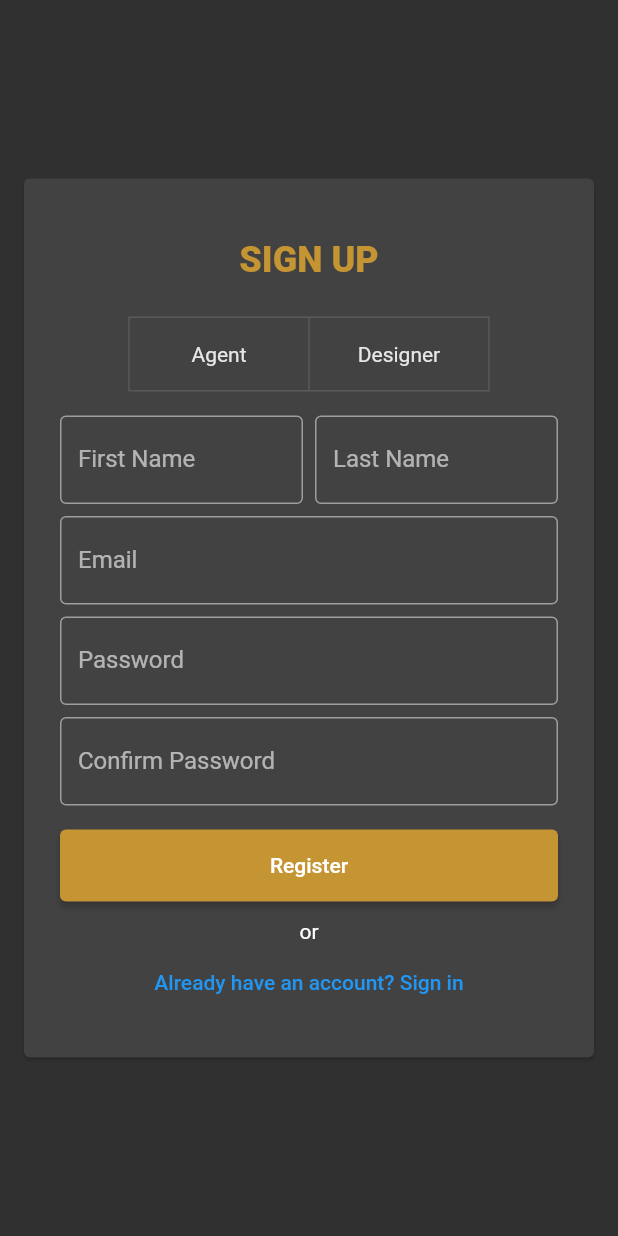
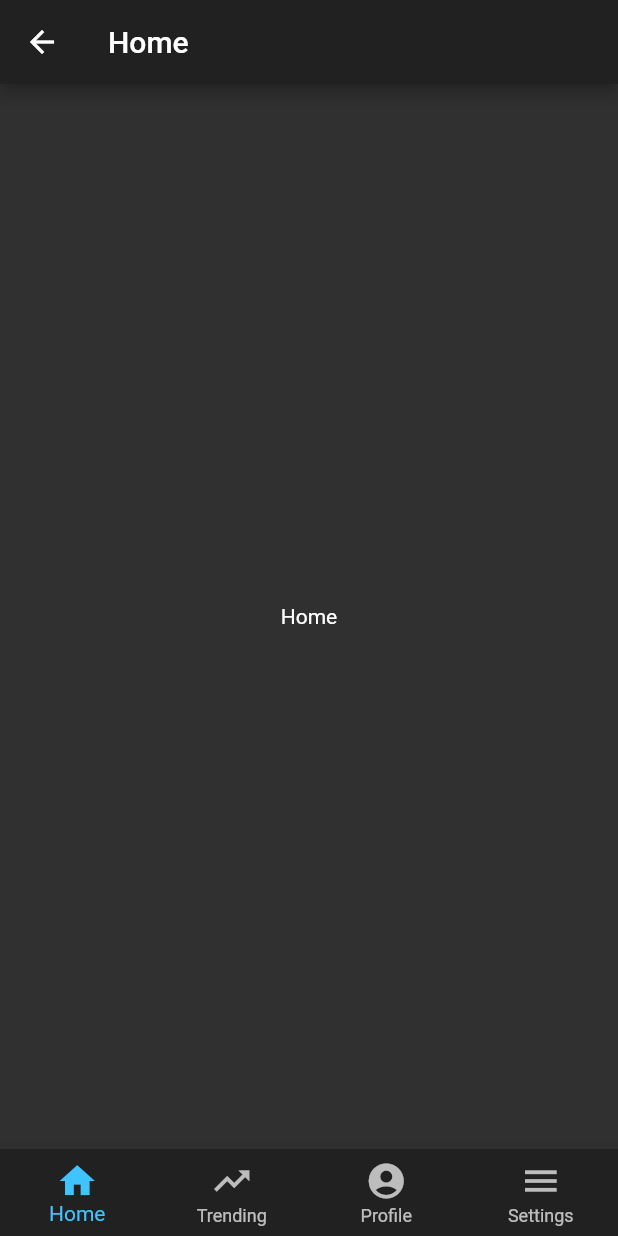
Before and after one commit to ziyadmansy/furniture-project-flutter, a Flutter app: the AuthChoiceScreen screen opened by its route, after a tap on "Sign Up", after a tap on "Register", on a phone screen of 412 x 824 dp. Run offline on Flutter 3.47's test engine with Material 2 defaults, Android fonts, the light colour scheme and no system bars; our stand-ins replace cool_alert, flutter_spinkit, introduction_screen.

Commit message:
Home Screen Created

```diff
--- a/lib/main.dart
+++ b/lib/main.dart
@@ -11,7 +11,9 @@ class MyApp extends StatelessWidget {
   Widget build(BuildContext context) {
     return MaterialApp(
       debugShowCheckedModeBanner: false,
-      theme: ThemeData.dark(),
+      theme: ThemeData.dark().copyWith(
+        accentColor: Colors.lightBlueAccent,
+      ),
       home: SplashScreen(),
       routes: appRoutes(),
     );
--- a/lib/screens/auth_screens.dart/auth_choice_screen.dart
+++ b/lib/screens/auth_screens.dart/auth_choice_screen.dart
@@ -23,7 +23,12 @@ class _AuthChoiceScreenState extends State<AuthChoiceScreen> {
                 Spacer(
                   flex: 2,
                 ),
-                Text('A new user? Sign Up!'),
+                Text(
+                  'A new user? Sign Up!',
+                  style: TextStyle(
+                    fontSize: 16,
+                  ),
+                ),
                 SizedBox(
                   height: 16,
                 ),
@@ -31,8 +36,11 @@ class _AuthChoiceScreenState extends State<AuthChoiceScreen> {
                   width: MediaQuery.of(context).size.width,
                   height: 48,
                   child: ElevatedButton(
-                    child: Text('Sign Up'),
+                    child: Text(
+                      'Sign Up',
+                    ),
                     style: ElevatedButton.styleFrom(
+                      primary: mainColor,
                       shape: RoundedRectangleBorder(
                         borderRadius: BorderRadius.circular(kBorderRadius),
                       ),
@@ -46,7 +54,12 @@ class _AuthChoiceScreenState extends State<AuthChoiceScreen> {
                 Spacer(
                   flex: 1,
                 ),
-                Text('Already a member? Sign in!'),
+                Text(
+                  'Already a member? Sign in!',
+                  style: TextStyle(
+                    fontSize: 16,
+                  ),
+                ),
                 SizedBox(
                   height: 16,
                 ),
@@ -54,8 +67,11 @@ class _AuthChoiceScreenState extends State<AuthChoiceScreen> {
                   width: MediaQuery.of(context).size.width,
                   height: 48,
                   child: ElevatedButton(
-                    child: Text('Sign In'),
+                    child: Text(
+                      'Sign In',
+                    ),
                     style: ElevatedButton.styleFrom(
+                      primary: mainColor,
                       shape: RoundedRectangleBorder(
                         borderRadius: BorderRadius.circular(kBorderRadius),
                       ),
--- a/lib/screens/auth_screens.dart/signin_screen.dart
+++ b/lib/screens/auth_screens.dart/signin_screen.dart
@@ -1,5 +1,6 @@
 import 'package:flutter/material.dart';
 import 'package:furniture_app/screens/auth_screens.dart/signup_screen.dart';
+import 'package:furniture_app/screens/home_page_screens.dart/home_screen.dart';
 import 'package:furniture_app/utils/constants.dart';
 
 class SignInScreen extends StatefulWidget {
@@ -63,7 +64,10 @@ class _SignInScreenState extends State<SignInScreen> {
                       height: 48,
                       width: MediaQuery.of(context).size.width,
                       child: ElevatedButton(
-                        onPressed: () {},
+                        onPressed: () {
+                          Navigator.of(context)
+                              .pushReplacementNamed(HomeScreen.ROUTE_NAME);
+                        },
                         child: Text('Login'),
                         style: ElevatedButton.styleFrom(
                           primary: mainColor,
--- a/lib/screens/auth_screens.dart/signup_screen.dart
+++ b/lib/screens/auth_screens.dart/signup_screen.dart
@@ -1,6 +1,8 @@
 import 'package:flutter/material.dart';
 import 'package:furniture_app/screens/auth_screens.dart/signin_screen.dart';
 import 'package:furniture_app/utils/constants.dart';
+
+import '../home_page_screens.dart/home_screen.dart';
 
 class SignUpScreen extends StatefulWidget {
   static const String ROUTE_NAME = '/signUpScreen';
@@ -142,7 +144,10 @@ class _SignUpScreenState extends State<SignUpScreen> {
                       height: 48,
                       width: MediaQuery.of(context).size.width,
                       child: ElevatedButton(
-                        onPressed: () {},
+                        onPressed: () {
+                          Navigator.of(context)
+                              .pushReplacementNamed(HomeScreen.ROUTE_NAME);
+                        },
                         child: Text('Register'),
                         style: ElevatedButton.styleFrom(
                           primary: mainColor,
--- /dev/null
+++ b/lib/screens/home_page_screens.dart/home_page.dart
@@ -0,0 +1,10 @@
+import 'package:flutter/material.dart';
+
+class HomePage extends StatelessWidget {
+  @override
+  Widget build(BuildContext context) {
+    return Center(
+      child: Text('Home'),
+    );
+  }
+}
--- /dev/null
+++ b/lib/screens/home_page_screens.dart/home_screen.dart
@@ -0,0 +1,81 @@
+import 'package:flutter/material.dart';
+import 'package:furniture_app/screens/home_page_screens.dart/home_page.dart';
+import 'package:furniture_app/screens/home_page_screens.dart/profile_page.dart';
+import 'package:furniture_app/screens/home_page_screens.dart/settings_page.dart';
+import 'package:furniture_app/screens/home_page_screens.dart/trending_page.dart';
+
+class HomeScreen extends StatefulWidget {
+  static const String ROUTE_NAME = 'homeScreen';
+  @override
+  _HomeScreenState createState() => _HomeScreenState();
+}
+
+class _HomeScreenState extends State<HomeScreen> {
+  int _currentIndex = 0;
+  List<Map<String, Object>> _bodyPages = [];
+
+  @override
+  void initState() {
+    super.initState();
+    _bodyPages = [
+      {
+        'title': 'Home',
+        'body': HomePage(),
+      },
+      {
+        'title': 'Trending',
+        'body': TrendingPage(),
+      },
+      {
+        'title': 'Profile',
+        'body': ProfilePage(),
+      },
+      {
+        'title': 'Settings',
+        'body': SettingsPage(),
+      },
+    ];
+  }
+
+  @override
+  Widget build(BuildContext context) {
+    return Scaffold(
+      appBar: AppBar(
+        title: Text(_bodyPages[_currentIndex]['title']),
+      ),
+      body: _bodyPages[_currentIndex]['body'],
+      bottomNavigationBar: BottomNavigationBar(
+        currentIndex: _currentIndex,
+        onTap: (int i) {
+          setState(() {
+            _currentIndex = i;
+          });
+        },
+        showSelectedLabels: true,
+        showUnselectedLabels: true,
+        type: BottomNavigationBarType.fixed,
+        elevation: 16,
+        backgroundColor: Colors.grey[900],
+        iconSize: 28,
+        items: [
+          BottomNavigationBarItem(
+            icon: Icon(Icons.home),
+            label: 'Home',
+          ),
+          BottomNavigationBarItem(
+            icon: Icon(Icons.trending_up),
+            label: 'Trending',
+          ),
+          BottomNavigationBarItem(
+            icon: Icon(Icons.account_circle),
+            label: 'Profile',
+          ),
+          BottomNavigationBarItem(
+            icon: Icon(Icons.menu),
+            label: 'Settings',
+          ),
+        ],
+      ),
+    );
+  }
+}
--- a/lib/utils/routes.dart
+++ b/lib/utils/routes.dart
@@ -2,6 +2,7 @@ import 'package:flutter/material.dart';
 import 'package:furniture_app/screens/auth_screens.dart/auth_choice_screen.dart';
 import 'package:furniture_app/screens/auth_screens.dart/signin_screen.dart';
 import 'package:furniture_app/screens/auth_screens.dart/signup_screen.dart';
+import 'package:furniture_app/screens/home_page_screens.dart/home_screen.dart';
 import 'package:furniture_app/screens/intro_screen.dart';
 import 'package:furniture_app/screens/splash_screen.dart';
 
@@ -12,5 +13,6 @@ Map<String, Widget Function(BuildContext context)> appRoutes() {
     AuthChoiceScreen.ROUTE_NAME: (context) => AuthChoiceScreen(),
     SignUpScreen.ROUTE_NAME: (context) => SignUpScreen(),
     SignInScreen.ROUTE_NAME: (context) => SignInScreen(),
+    HomeScreen.ROUTE_NAME: (context) => HomeScreen(),
   };
 }
```
Also changed, not shown: lib/screens/home_page_screens.dart/profile_page.dart (added, +10 -0 lines), lib/screens/home_page_screens.dart/settings_page.dart (added, +10 -0 lines), lib/screens/home_page_screens.dart/trending_page.dart (added, +10 -0 lines), lib/screens/home_page_screens.dart/portfolio_page.dart (added).
